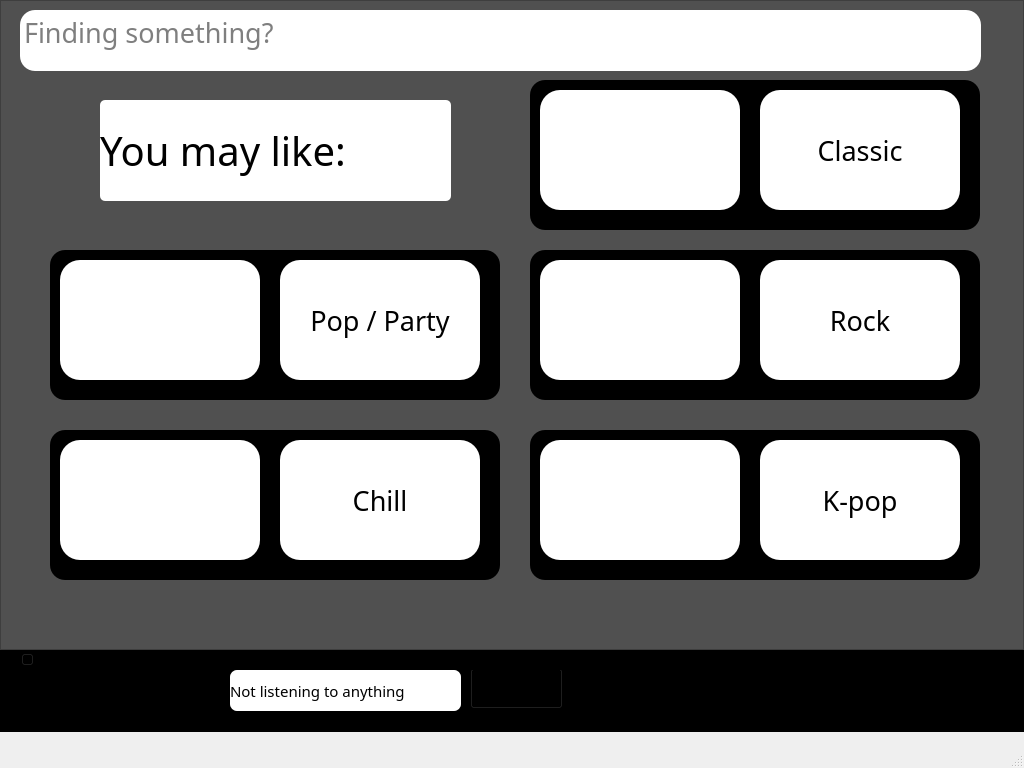
The window that ui/mainmenu.ui (DoMinhTuong/python-app) describes before a commit, drawn with Qt 5.
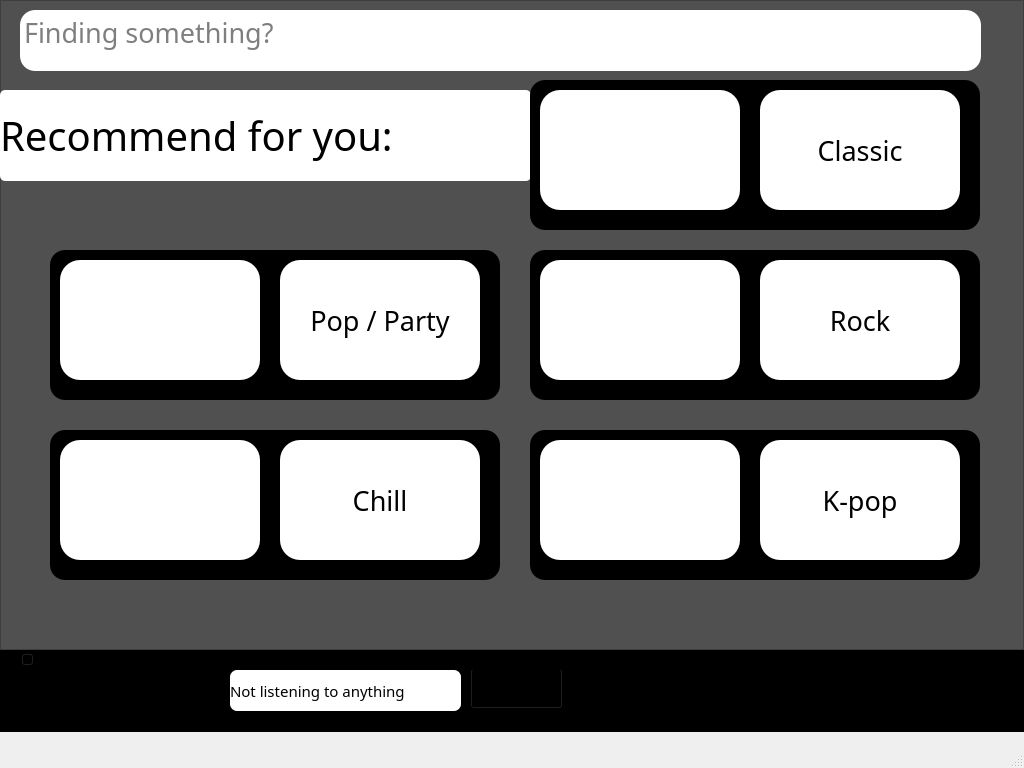
The same window after the commit. Icons and pictures are not drawn.

Commit message: Main menu

What changed in the file:
```diff
--- a/ui/mainmenu.ui
+++ b/ui/mainmenu.ui
@@ -581,10 +581,10 @@
       <widget class="QLabel" name="label_4">
        <property name="geometry">
         <rect>
-         <x>100</x>
-         <y>100</y>
-         <width>351</width>
-         <height>101</height>
+         <x>0</x>
+         <y>90</y>
+         <width>531</width>
+         <height>91</height>
         </rect>
        </property>
        <property name="font">
@@ -598,7 +598,7 @@
 border-radius: 5px;</string>
        </property>
        <property name="text">
-        <string>You may like:</string>
+        <string>Recommend for you:</string>
        </property>
       </widget>
       <widget class="QFrame" name="frame_5">
```
